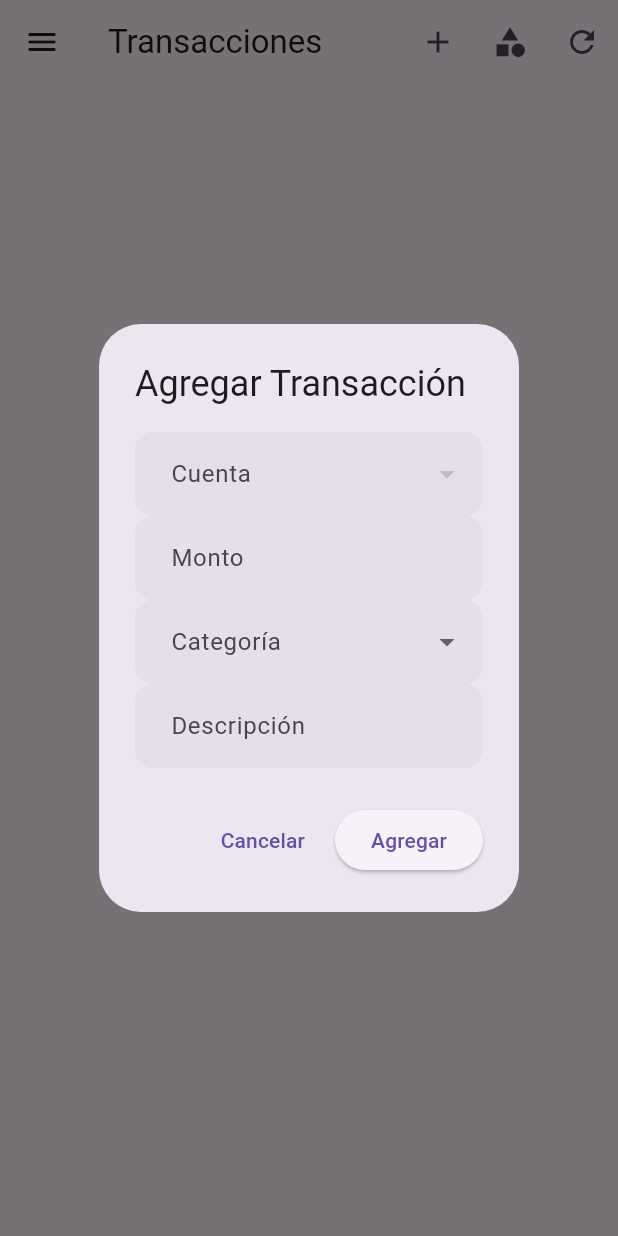
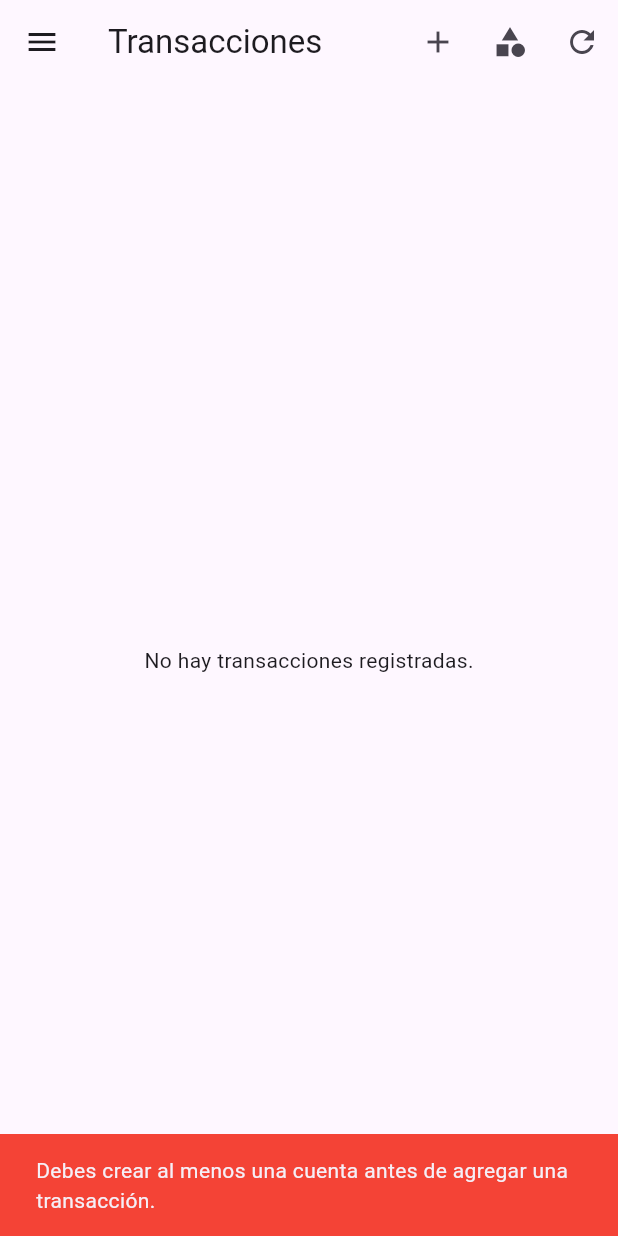
Before and after one commit to jesus2419/financial_app, a Flutter app: the TransactionsSection widget shown alone on an empty page, opened directly, after a tap on the "add" icon, on a phone screen of 412 x 824 dp. Run offline on Flutter 3.47's test engine with Material 3 defaults, Android fonts, the phone set to English and light mode, and no system bars; our stand-ins replace fl_chart, shared_preferences, sqflite; accounts and stored records are empty.

Commit message:
validaciones cuenta

```diff
--- a/financial_app/lib/view/transactions_section.dart
+++ b/financial_app/lib/view/transactions_section.dart
@@ -108,16 +108,27 @@ class _TransactionsSectionState extends State<TransactionsSection> {
   }
 
   Future<void> _showTransactionDialog({tx.Transaction? transaction}) async {
+    final accounts = await DatabaseHandler.instance.getAllAccounts();
+    if (accounts.isEmpty) {
+      if (mounted) {
+        ScaffoldMessenger.of(context).showSnackBar(
+          const SnackBar(
+            content: Text(
+              'Debes crear al menos una cuenta antes de agregar una transacción.',
+            ),
+            backgroundColor: Colors.red,
+          ),
+        );
+      }
+      return;
+    }
     final formKey = GlobalKey<FormState>();
     int? accountId = transaction?.accountId;
     double? amount = transaction?.amount;
     int? categoryId = transaction?.categoryId;
     String? description = transaction?.description;
-    // Usa la fecha y hora actual al crear o editar
     DateTime dateTime = DateTime.now();
 
-    // Carga las cuentas y categorías actualizadas antes de mostrar el diálogo
-    final accounts = await DatabaseHandler.instance.getAllAccounts();
     final categories = await DatabaseHandler.instance.getAllCategories();
 
     await showDialog(
```
Also changed, not shown: financial_app/lib/view/goals_section.dart (+14 -0 lines).
